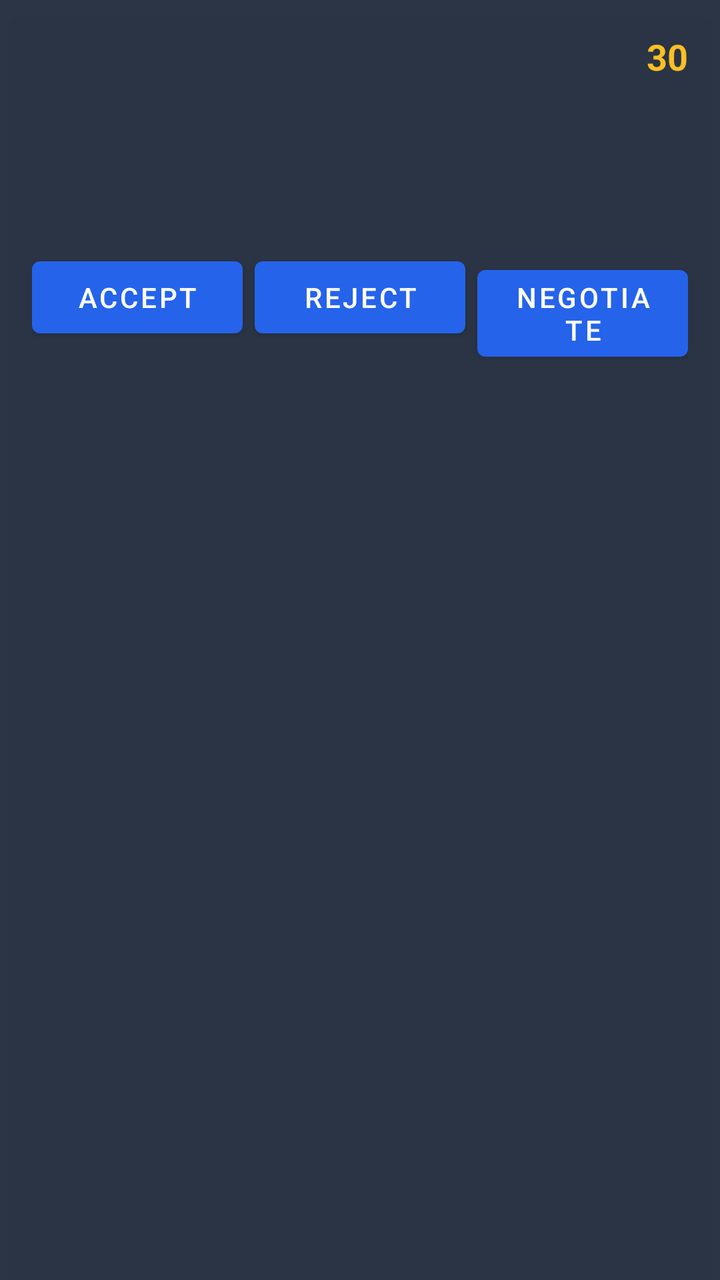
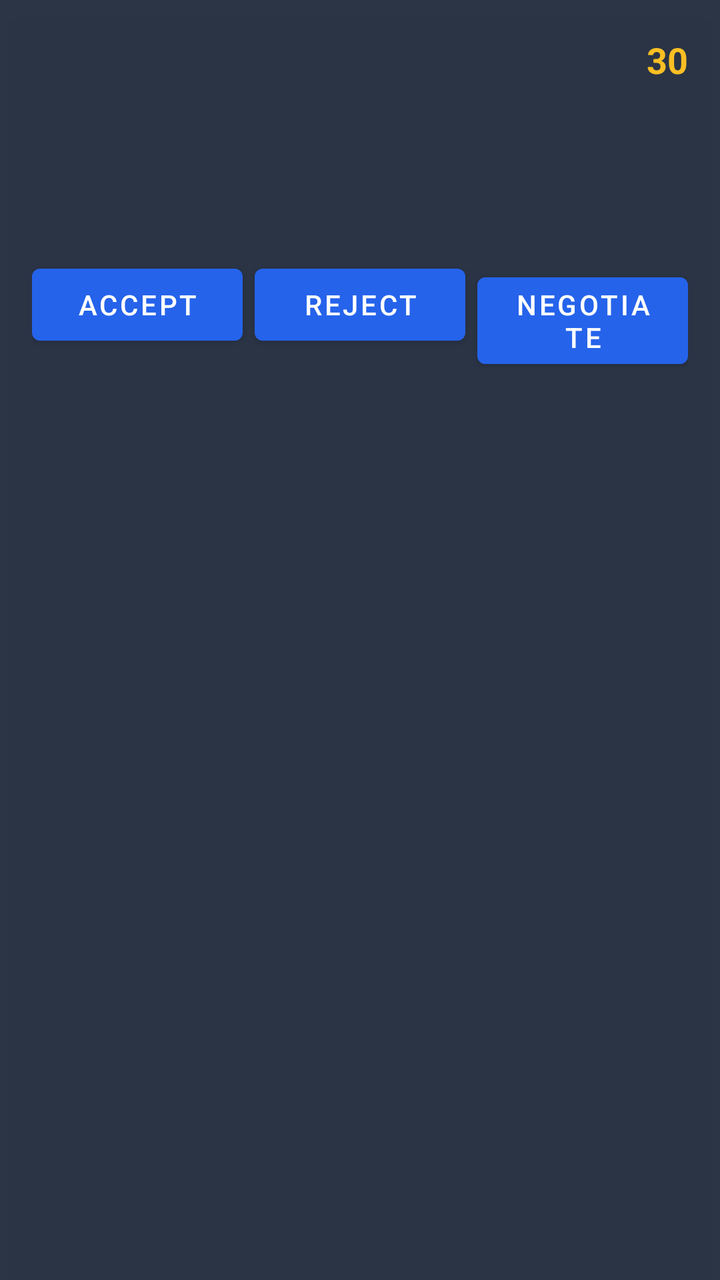

Before-and-after screenshots of an Android layout around one commit, followed by the original layout XML and the change that was made.
<!-- AndroidManifest.xml: application theme Theme.WebToApp -->
<!-- res/layout/overlay_incoming_request.xml -->
<?xml version="1.0" encoding="utf-8"?>
<LinearLayout xmlns:android="http://schemas.android.com/apk/res/android"
    android:layout_width="match_parent"
    android:layout_height="wrap_content"
    android:orientation="vertical"
    android:background="#EE1E293B"
    android:padding="16dp"
    android:layout_margin="8dp"
    android:layoutDirection="locale"
    android:textAlignment="viewStart"
    android:elevation="12dp">

    
    <TextView
        android:id="@+id/tv_countdown"
        android:layout_width="match_parent"
        android:layout_height="wrap_content"
        android:gravity="end"
        android:textColor="#FBBF24"
        android:textSize="18sp"
        android:textStyle="bold"
        android:text="30" />

    
    <LinearLayout
        android:layout_width="match_parent"
        android:layout_height="wrap_content"
        android:orientation="horizontal"
        android:paddingTop="4dp">
        <TextView
            android:id="@+id/tv_customer"
            android:layout_width="0dp" android:layout_height="wrap_content" android:layout_weight="1"
            android:textColor="#E2E8F0" android:textSize="14sp" android:textStyle="bold" />
        <TextView
            android:id="@+id/tv_service_type"
            android:layout_width="0dp" android:layout_height="wrap_content" android:layout_weight="1"
            android:gravity="end"
            android:textColor="#F1F5F9" android:textSize="15sp" android:textStyle="bold" />
    </LinearLayout>

    
    <LinearLayout
        android:layout_width="match_parent"
        android:layout_height="wrap_content"
        android:orientation="horizontal"
        android:paddingTop="4dp">
        <TextView
            android:id="@+id/tv_area"
            android:layout_width="0dp" android:layout_height="wrap_content" android:layout_weight="1"
            android:textColor="#94A3B8" android:textSize="13sp" />
        <TextView
            android:id="@+id/tv_price"
            android:layout_width="0dp" android:layout_height="wrap_content" android:layout_weight="1"
            android:gravity="end"
            android:textColor="#4ADE80" android:textSize="15sp" android:textStyle="bold" />
    </LinearLayout>

    
    <TextView
        android:id="@+id/tv_description"
        android:layout_width="match_parent" android:layout_height="wrap_content"
        android:paddingTop="6dp"
        android:textColor="#CBD5E1" android:textSize="13sp" />

    
    <LinearLayout
        android:layout_width="match_parent"
        android:layout_height="wrap_content"
        android:orientation="horizontal"
        android:paddingTop="12dp">
        <Button android:id="@+id/btn_accept"
            android:layout_width="0dp" android:layout_height="wrap_content" android:layout_weight="1"
            android:layout_marginEnd="6dp" android:text="Accept" />
        <Button android:id="@+id/btn_reject"
            android:layout_width="0dp" android:layout_height="wrap_content" android:layout_weight="1"
            android:layout_marginEnd="6dp" android:text="Reject" />
        <Button android:id="@+id/btn_negotiate"
            android:layout_width="0dp" android:layout_height="wrap_content" android:layout_weight="1"
            android:text="Negotiate" />
    </LinearLayout>
</LinearLayout>
<!-- resources referenced by this layout -->
<resources>
  <style name="Theme.WebToApp" parent="Theme.MaterialComponents.Light.NoActionBar">
          <item name="colorPrimary">@color/primaryColor</item>
          <item name="colorPrimaryDark">@color/primaryColorDark</item>
          <item name="android:statusBarColor">@color/statusBarColor</item>
          <item name="android:navigationBarColor">@color/primaryColorDark</item>
          <item name="android:windowBackground">@android:color/white</item>
      </style>
  <color name="primaryColor">#2563EB</color>
  <color name="primaryColorDark">#1E40AF</color>
  <color name="statusBarColor">#1E3A5F</color>
</resources>

<!-- the commit's change to res/layout/overlay_incoming_request.xml (unified diff, before → after) -->
@@ -11,15 +11,30 @@
     android:elevation="12dp">
 
     
-    <TextView
-        android:id="@+id/tv_countdown"
+    <LinearLayout
         android:layout_width="match_parent"
         android:layout_height="wrap_content"
-        android:gravity="end"
-        android:textColor="#FBBF24"
-        android:textSize="18sp"
-        android:textStyle="bold"
-        android:text="30" />
+        android:orientation="horizontal"
+        android:gravity="center_vertical">
+        <ImageView
+            android:id="@+id/iv_logo"
+            android:layout_width="28dp"
+            android:layout_height="28dp"
+            android:layout_marginEnd="8dp"
+            android:contentDescription="logo" />
+        <View
+            android:layout_width="0dp"
+            android:layout_height="1dp"
+            android:layout_weight="1" />
+        <TextView
+            android:id="@+id/tv_countdown"
+            android:layout_width="wrap_content"
+            android:layout_height="wrap_content"
+            android:textColor="#FBBF24"
+            android:textSize="18sp"
+            android:textStyle="bold"
+            android:text="30" />
+    </LinearLayout>
 
     
     <LinearLayout
